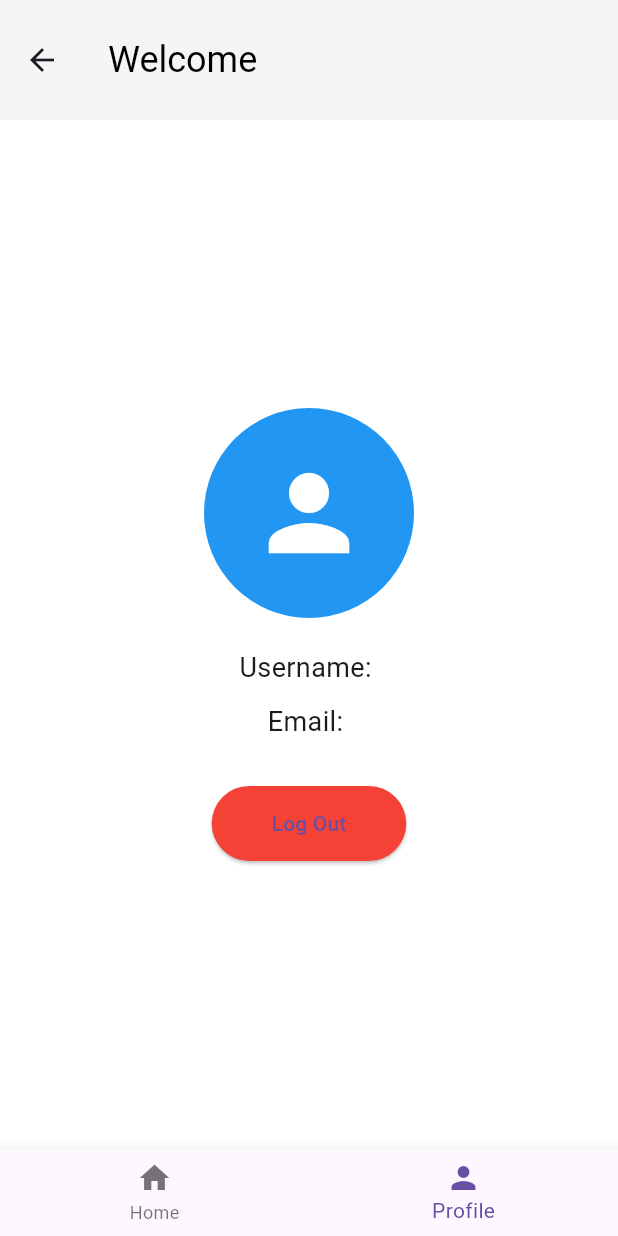
After one commit to juliaopesh/JetSetGo, a Flutter app: the ProfilePage screen opened directly, on a phone screen of 412 x 824 dp. The commit adds this screen. Run offline on Flutter 3.47's test engine with Material 3 defaults, Android fonts, the phone set to English and light mode, and no system bars; our stand-ins replace cloud_firestore, file_picker, firebase_auth, firebase_core, open_file; accounts and stored records are empty.

Commit message:
updated navigation bar & created user profile page

```diff
--- a/jetsetgo/lib/components/navbar.dart
+++ b/jetsetgo/lib/components/navbar.dart
@@ -1,5 +1,6 @@
 import 'package:flutter/material.dart';
 import 'package:jetsetgo/pages/home_page.dart'; // Import your HomePage here
+import 'package:jetsetgo/pages/profile_page.dart'; // Import ProfilePage here
 
 class BottomNavBar extends StatelessWidget {
   final int selectedIndex;
@@ -21,9 +22,12 @@ class BottomNavBar extends StatelessWidget {
             context,
             MaterialPageRoute(builder: (context) => HomePage()), // Always go to HomePage
           );
-        } else {
-          // Call the passed function for other items like Calendar
-          onItemTapped(index);
+        } else if (index == 1) {
+          // Navigate to ProfilePage when Profile icon is tapped
+          Navigator.push(
+            context,
+            MaterialPageRoute(builder: (context) => ProfilePage()), // Navigate to ProfilePage
+          );
         }
       },
       items: const [
@@ -32,8 +36,8 @@ class BottomNavBar extends StatelessWidget {
           label: 'Home',
         ),
         BottomNavigationBarItem(
-          icon: Icon(Icons.calendar_today),
-          label: 'Calendar',
+          icon: Icon(Icons.person), // Profile icon instead of calendar
+          label: 'Profile',
         ),
       ],
     );
--- a/jetsetgo/lib/pages/home_page.dart
+++ b/jetsetgo/lib/pages/home_page.dart
@@ -17,6 +17,7 @@ class HomePage extends StatelessWidget {
       backgroundColor: const Color.fromARGB(255, 255, 255, 255),
       appBar: AppBar(
         toolbarHeight: 80,
+        automaticallyImplyLeading: false, // This removes the back button
         title: StreamBuilder<DocumentSnapshot>(
           stream: FirebaseFirestore.instance
               .collection('users')
--- a/jetsetgo/lib/pages/landing_page.dart
+++ b/jetsetgo/lib/pages/landing_page.dart
@@ -18,15 +18,20 @@ class LandingPage extends StatefulWidget {
 class _LandingPageState extends State<LandingPage> {
   int _currentImageIndex = 0;
   List<String> _imagePaths = [];
+  late Timer _timer; // Declare the Timer variable
 
   @override
   void initState() {
     super.initState();
     _loadImagesFromAssets();
-    Timer.periodic(Duration(seconds: 5), (timer) {
-      if (_imagePaths.isNotEmpty) {
+    // Set the timer in initState
+    _timer = Timer.periodic(Duration(seconds: 5), (timer) {
+      // Only update state if the widget is still in the tree
+      if (mounted) {
         setState(() {
-          _currentImageIndex = (_currentImageIndex + 1) % _imagePaths.length;
+          if (_imagePaths.isNotEmpty) {
+            _currentImageIndex = (_currentImageIndex + 1) % _imagePaths.length;
+          }
         });
       }
     });
@@ -42,9 +47,18 @@ class _LandingPageState extends State<LandingPage> {
             (key.endsWith('.png') || key.endsWith('.jpg') || key.endsWith('.jpeg')))
         .toList();
 
-    setState(() {
-      _imagePaths = imagePaths;
-    });
+    if (mounted) { // Only call setState if widget is still in the tree
+      setState(() {
+        _imagePaths = imagePaths;
+      });
+    }
+  }
+
+  @override
+  void dispose() {
+    // Cancel the timer when the widget is disposed
+    _timer.cancel();
+    super.dispose();
   }
 
   @override
--- /dev/null
+++ b/jetsetgo/lib/pages/profile_page.dart
@@ -0,0 +1,158 @@
+import 'package:firebase_auth/firebase_auth.dart';
+import 'package:flutter/material.dart';
+import 'package:cloud_firestore/cloud_firestore.dart';
+import 'package:jetsetgo/components/navbar.dart';
+import 'package:jetsetgo/pages/landing_page.dart';
+
+class ProfilePage extends StatefulWidget {
+  @override
+  _ProfilePageState createState() => _ProfilePageState();
+}
+
+class _ProfilePageState extends State<ProfilePage> {
+  final FirebaseAuth _auth = FirebaseAuth.instance;
+
+  // Log Out function inside ProfilePage
+  Future<void> _logOut(BuildContext context) async {
+    try {
+      await _auth.signOut();
+      if (mounted) {
+        // Clear the navigation stack and go to login page
+        Navigator.pushAndRemoveUntil(
+          context,
+          MaterialPageRoute(builder: (context) => LandingPage()),
+          (Route<dynamic> route) => false, // This removes all routes before the login page
+        );
+      }
+    } catch (e) {
+      // Handle any errors
+      if (mounted) {
+        ScaffoldMessenger.of(context).showSnackBar(
+          SnackBar(content: Text('Error logging out: $e')),
+        );
+      }
+    }
+  }
+
+  @override
+  Widget build(BuildContext context) {
+    final User? user = _auth.currentUser;
+
+    if (user == null) {
+      return Scaffold(
+        appBar: AppBar(
+          title: const Text("Profile"),
+          backgroundColor: const Color.fromARGB(255, 245, 244, 246),
+        ),
+        body: Center(
+          child: Text("No user logged in"),
+        ),
+      );
+    }
+
+    return Scaffold(
+      backgroundColor: const Color.fromARGB(255, 255, 255, 255),
+      appBar: AppBar(
+        toolbarHeight: 80,
+        title: StreamBuilder<DocumentSnapshot>(
+          stream: FirebaseFirestore.instance
+              .collection('users')
+              .doc(user.uid) // Fetch the user's document based on UID
+              .snapshots(),
+          builder: (context, snapshot) {
+            if (snapshot.connectionState == ConnectionState.waiting) {
+              return const Text('Welcome...');
+            }
+
+            if (snapshot.hasError || !snapshot.hasData || !snapshot.data!.exists) {
+              return const Text('Welcome User');
+            }
+
+            // Extract the user's name from Firestore
+            final userData = snapshot.data!.data() as Map<String, dynamic>;
+            final userName = userData['name'] ?? 'User'; // Default to 'User' if name is missing
+
+            return Text(
+              'Welcome $userName',
+              style: const TextStyle(
+                fontSize: 24,
+                color: Colors.black,
+              ),
+            );
+          },
+        ),
+        backgroundColor: const Color.fromARGB(255, 245, 244, 246),
+      ),
+      body: Padding(
+        padding: const EdgeInsets.symmetric(horizontal: 20.0, vertical: 40.0),
+        child: Center( // Centering the entire content in the body
+          child: Column(
+            mainAxisAlignment: MainAxisAlignment.center,
+            crossAxisAlignment: CrossAxisAlignment.center,
+            children: [
+              // Profile Info Section
+              CircleAvatar(
+                radius: 70,
+                backgroundColor: Colors.blue,
+                child: Icon(
+                  Icons.person,
+                  size: 80,
+                  color: Colors.white,
+                ),
+              ),
+              const SizedBox(height: 20),
+              // Display user info from Firestore
+              StreamBuilder<DocumentSnapshot>(
+                stream: FirebaseFirestore.instance
+                    .collection('users')
+                    .doc(user.uid)
+                    .snapshots(),
+                builder: (context, snapshot) {
+                  if (snapshot.connectionState == ConnectionState.waiting) {
+                    return const CircularProgressIndicator();
+                  }
+
+                  if (snapshot.hasError || !snapshot.hasData || !snapshot.data!.exists) {
+                    return Text("Username: N/A", style: TextStyle(fontSize: 18));
+                  }
+
+                  final userData = snapshot.data!.data() as Map<String, dynamic>;
+                  final userName = userData['name'] ?? 'N/A'; // Get user name from Firestore
+
+                  return Text(
+                    "Username: $userName", // Display the username dynamically
+                    style: TextStyle(fontSize: 18),
+                  );
+                },
+              ),
+              const SizedBox(height: 10),
+              Text(
+                "Email: ${user.email ?? 'N/A'}", // Display the email
+                style: const TextStyle(fontSize: 18),
+              ),
+              const SizedBox(height: 30),
+              // Log Out button
+              ElevatedButton(
+                onPressed: () => _logOut(context), // Log out button
+                child: const Text("Log Out"),
+                style: ElevatedButton.styleFrom(
+                  backgroundColor: Colors.red,
+                  padding: EdgeInsets.symmetric(vertical: 15.0, horizontal: 40.0),
+                  shape: RoundedRectangleBorder(
+                    borderRadius: BorderRadius.circular(30.0), // Rounded button
+                  ),
+                ),
+              ),
+            ],
+          ),
+        ),
+      ),
+      bottomNavigationBar: BottomNavBar(
+        selectedIndex: 1, // Profile is now selected in the BottomNavBar
+        onItemTapped: (index) {
+          // Navigation logic for other items if needed
+        },
+      ),
+    );
+  }
+}
```
Also changed, not shown: jetsetgo/lib/pages/login_page.dart (line endings or trailing spaces).
